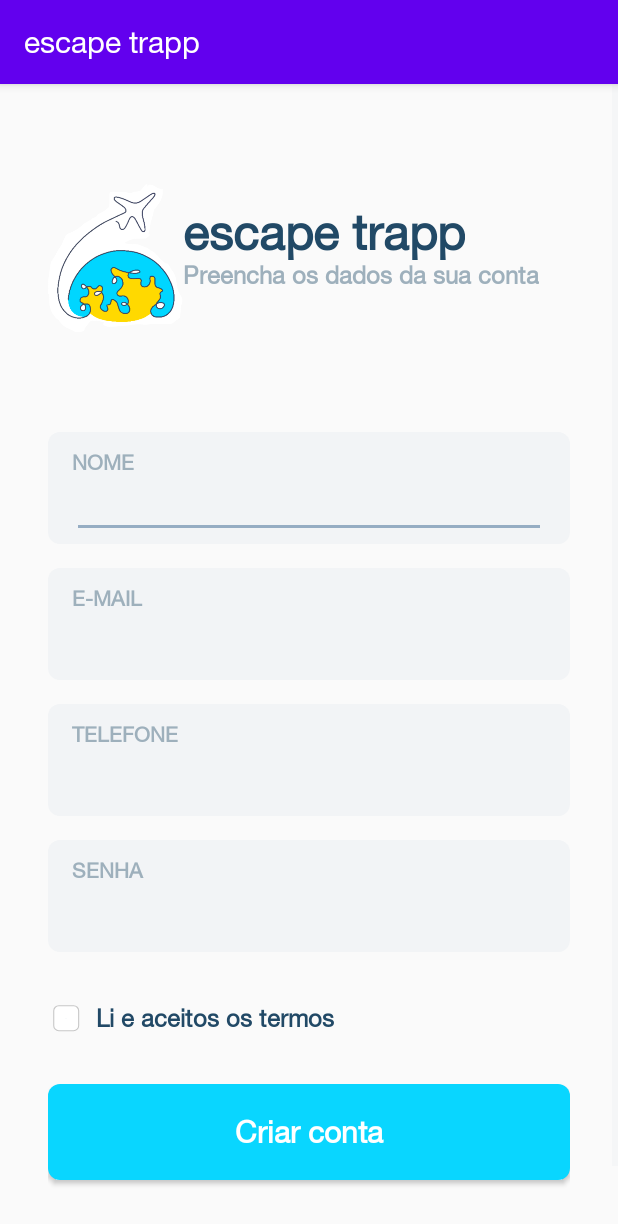
After one commit to karlapsouza/EscapeTrapp, an Android app: the fragment SingUpFragment shown on its own in the app's theme, on a phone screen of 412 x 824 dp. The commit adds this screen. Shown: the top 1224 px of the screen. Run offline under Robolectric (Android 15) with nearby library versions, the phone set to English and light mode, and no system bars.

Commit message:
adicionando tela de criaç±ao de usuário, signup

```diff
--- /dev/null
+++ b/app/src/main/java/com/example/escapetrapp/ui/singUp/SingUpFragment.kt
@@ -0,0 +1,24 @@
+package com.example.escapetrapp.ui.singUp
+
+import android.os.Bundle
+import androidx.fragment.app.Fragment
+import android.view.LayoutInflater
+import android.view.View
+import android.view.ViewGroup
+
+import com.example.escapetrapp.R
+
+/**
+ * A simple [Fragment] subclass.
+ */
+class SingUpFragment : Fragment() {
+
+    override fun onCreateView(
+        inflater: LayoutInflater, container: ViewGroup?,
+        savedInstanceState: Bundle?
+    ): View? {
+        // Inflate the layout for this fragment
+        return inflater.inflate(R.layout.fragment_sign_up, container, false)
+    }
+
+}
--- a/app/src/main/java/com/example/escapetrapp/ui/splash/SplashFragment.kt
+++ b/app/src/main/java/com/example/escapetrapp/ui/splash/SplashFragment.kt
@@ -1,24 +1,28 @@
 package com.example.escapetrapp.ui.splash
 
 import android.os.Bundle
+import android.os.Handler
 import androidx.fragment.app.Fragment
 import android.view.LayoutInflater
 import android.view.View
 import android.view.ViewGroup
+import androidx.navigation.fragment.NavHostFragment
 
 import com.example.escapetrapp.R
 
 /**
  * A simple [Fragment] subclass.
  */
+
 class SplashFragment : Fragment() {
-
     override fun onCreateView(
-        inflater: LayoutInflater, container: ViewGroup?,
-        savedInstanceState: Bundle?
+        inflater: LayoutInflater, container: ViewGroup?, savedInstanceState: Bundle?
     ): View? {
-        // Inflate the layout for this fragment
         return inflater.inflate(R.layout.fragment_splash, container, false)
     }
-
+    override fun onViewCreated(view: View, savedInstanceState: Bundle?) {
+        super.onViewCreated(view, savedInstanceState)
+        Handler().postDelayed({
+        NavHostFragment.findNavController(this) .navigate(R.id.action_splashFragment_to_login_nav_graph)
+    }, 2000) }
 }
--- /dev/null
+++ b/app/src/main/res/anim/anim_form_login.xml
@@ -0,0 +1,8 @@
+<?xm version="1.0" encoding="utf-8"?>
+<set xmlns:android="http://schemas.android.com/apk/res/android"
+    android:fillAfter="true"> <scale
+    android:duration="1000" android:fromXScale="0.5" android:fromYScale="0.5" android:pivotX="50%" android:pivotY="50%" android:toXScale="1" android:toYScale="1" />
+    <alpha
+        android:duration="1000"
+        android:fromAlpha="0.0" android:interpolator="@android:anim/accelerate_interpolator" android:toAlpha="1.0" />
+</set>
--- a/app/src/main/res/layout/activity_main.xml
+++ b/app/src/main/res/layout/activity_main.xml
@@ -16,6 +16,6 @@
         app:layout_constraintLeft_toLeftOf="parent"
         app:layout_constraintRight_toRightOf="parent"
         app:layout_constraintTop_toTopOf="parent"
-        app:navGraph="@navigation/splash_nav_graph" />
+        app:navGraph="@navigation/splash_nav_graph"/>
 
 </androidx.constraintlayout.widget.ConstraintLayout>
--- a/app/src/main/res/layout/fragment_login.xml
+++ b/app/src/main/res/layout/fragment_login.xml
@@ -8,6 +8,7 @@
 
     <ImageView
         android:id="@+id/ivLogoApp"
+        android:transitionName="logoApp"
         android:layout_width="90dp"
         android:layout_height="120dp"
         android:layout_marginStart="32dp"
--- /dev/null
+++ b/app/src/main/res/layout/fragment_sign_up.xml
@@ -0,0 +1,164 @@
+<?xml version="1.0" encoding="utf-8"?>
+<ScrollView xmlns:android="http://schemas.android.com/apk/res/android"
+    xmlns:app="http://schemas.android.com/apk/res-auto"
+    xmlns:tools="http://schemas.android.com/tools"
+    android:layout_width="match_parent"
+    android:layout_height="match_parent"
+    android:orientation="vertical"
+    app:layout_constraintBottom_toBottomOf="parent"
+    app:layout_constraintEnd_toEndOf="parent"
+    app:layout_constraintStart_toStartOf="parent"
+    app:layout_constraintTop_toBottomOf="@+id/tvSubTitleSignUp">
+
+    <LinearLayout
+        android:padding="32dp"
+        android:layout_width="match_parent"
+        android:layout_height="wrap_content"
+        android:orientation="vertical">
+
+        <androidx.constraintlayout.widget.ConstraintLayout
+            android:layout_width="match_parent"
+            android:layout_height="wrap_content">
+
+            <ImageView
+                android:id="@+id/ivLogoApp"
+                android:layout_width="90dp"
+                android:layout_height="168dp"
+                android:src="@drawable/ic_world"
+                app:layout_constraintStart_toStartOf="parent"
+                app:layout_constraintTop_toTopOf="parent" />
+
+            <TextView
+                android:id="@+id/tvAppName"
+                android:layout_width="wrap_content"
+                android:layout_height="wrap_content"
+                android:layout_marginStart="90dp"
+                android:layout_marginTop="48dp"
+                android:fontFamily="@font/helvetica_neue"
+                android:text="@string/app_name"
+                android:textColor="@color/primaryTextColor"
+                android:textSize="32sp"
+                android:textStyle="bold"
+                app:layout_constraintStart_toStartOf="@+id/ivLogoApp"
+                app:layout_constraintTop_toTopOf="@+id/ivLogoApp" />
+
+            <TextView
+                android:id="@+id/tvSubTitleSignUp"
+                android:layout_width="wrap_content"
+                android:layout_height="wrap_content"
+                android:text="@string/signup_subtitle"
+                android:textColor="#9EB0BC"
+                android:textSize="16sp"
+                android:textStyle="bold"
+                app:layout_constraintStart_toStartOf="@+id/tvAppName"
+                app:layout_constraintTop_toBottomOf="@+id/tvAppName" />
+        </androidx.constraintlayout.widget.ConstraintLayout>
+
+
+        <LinearLayout
+            android:layout_marginTop="32dp"
+            android:layout_width="match_parent"
+            android:layout_height="wrap_content"
+            android:orientation="vertical">
+
+
+            <LinearLayout style="@style/container_edit_text">
+
+                <TextView
+                    style="@style/label_edit_text"
+                    android:text="@string/label_username" />
+
+                <EditText
+                    android:id="@+id/etUserNameSignUp"
+                    style="@style/field_edit_text"
+                    tools:text="Karla Pires de Souza Benetti" />
+
+            </LinearLayout>
+
+            <LinearLayout style="@style/container_edit_text">
+
+                <TextView
+                    style="@style/label_edit_text"
+                    android:text="@string/label_email" />
+
+                <EditText
+                    android:id="@+id/etEmailSignUp"
+                    style="@style/field_edit_text"
+                    tools:text="seuemail@apps.com.br" />
+
+            </LinearLayout>
+
+            <LinearLayout style="@style/container_edit_text">
+
+                <TextView
+                    style="@style/label_edit_text"
+                    android:text="@string/label_phone" />
+
+                <EditText
+                    android:id="@+id/etPhoneSignUp"
+                    style="@style/field_edit_text"
+                    tools:text="(11) 999999-999" />
+            </LinearLayout>
+
+            <LinearLayout style="@style/container_edit_text">
+
+                <TextView
+                    style="@style/label_edit_text"
+                    android:text="@string/label_password" />
+
+                <EditText
+                    android:id="@+id/etPasswordSignUp"
+                    style="@style/field_edit_text"
+                    android:inputType="textPassword"
+                    tools:text="xxxxxx" />
+            </LinearLayout>
+
+            <androidx.constraintlayout.widget.ConstraintLayout
+                android:layout_marginTop="16dp"
+                android:layout_marginBottom="16dp"
+                android:layout_width="match_parent"
+                android:layout_height="wrap_content"
+                android:layout_gravity="center_horizontal"
+                android:orientation="horizontal">
+
+                <com.airbnb.lottie.LottieAnimationView
+                    android:id="@+id/cbTermsSignUp"
+                    android:layout_width="24dp"
+                    android:layout_height="24dp"
+                    android:layout_marginBottom="16dp"
+                    app:layout_constraintBottom_toBottomOf="parent"
+                    app:layout_constraintStart_toStartOf="parent"
+                    app:layout_constraintTop_toTopOf="parent"
+                    app:lottie_rawRes="@raw/checkbox_animated" />
+
+                <TextView
+                    android:layout_marginTop="0dp"
+                    android:id="@+id/tvTerms"
+                    style="@style/link"
+                    android:layout_width="0dp"
+                    android:layout_height="wrap_content"
+                    android:layout_gravity="center"
+                    android:layout_marginStart="8dp"
+                    android:text="@string/label_accept_terms"
+                    app:layout_constraintBottom_toBottomOf="@+id/cbTermsSignUp"
+                    app:layout_constraintEnd_toEndOf="parent"
+                    app:layout_constraintStart_toEndOf="@+id/cbTermsSignUp"
+                    app:layout_constraintTop_toTopOf="@+id/cbTermsSignUp" />
+            </androidx.constraintlayout.widget.ConstraintLayout>
+
+            <Button
+                android:id="@+id/btCreateAccount"
+                android:text="@string/button_create_account"
+                style="@style/button"/>
+
+            <TextView
+                android:id="@+id/btLoginSignUp"
+                style="@style/link"
+                android:layout_gravity="center"
+                android:layout_marginStart="8dp"
+                android:text="@string/button_i_have_account" />
+
+        </LinearLayout>
+
+    </LinearLayout>
+</ScrollView>
--- a/app/src/main/res/layout/fragment_splash.xml
+++ b/app/src/main/res/layout/fragment_splash.xml
@@ -7,6 +7,7 @@
 
     <ImageView
         android:id="@+id/ivLogoApp"
+        android:transitionName="logoApp"
         android:layout_width="221dp"
         android:layout_height="237dp"
         android:src="@drawable/ic_world"
@@ -56,4 +57,6 @@
         app:layout_constraintTop_toBottomOf="@+id/ivTextEscape"
         app:layout_constraintVertical_bias="0.0" />
 
+
+
 </androidx.constraintlayout.widget.ConstraintLayout>
--- a/app/src/main/res/navigation/splash_nav_graph.xml
+++ b/app/src/main/res/navigation/splash_nav_graph.xml
@@ -9,7 +9,9 @@
         android:label="SplashFragment" >
         <action
             android:id="@+id/action_splashFragment_to_login_nav_graph"
-            app:destination="@id/login_nav_graph" />
+            app:destination="@id/login_nav_graph"
+            app:popUpTo="@id/splashFragment"
+            app:popUpToInclusive="true" />
         <action
             android:id="@+id/action_splashFragment_to_main_nav_graph"
             app:destination="@id/main_nav_graph" />
--- a/app/src/main/res/values/strings.xml
+++ b/app/src/main/res/values/strings.xml
@@ -6,14 +6,14 @@
 
     <string name="home_select_options">Vamos planejar sua viagem?</string>
 
-    <string name="label_username">SEU NOME</string>
+    <string name="label_username">NOME</string>
     <string name="label_phone">TELEFONE</string>
     <string name="label_email">E-MAIL</string>
     <string name="label_password">SENHA</string>
     <string name="label_accept_terms">Li e aceitos os termos</string>
     <string name="label_terms">Termos de uso</string>
 
-    <string name="label_create_account">Criar minha conta</string>
+    <string name="label_create_account">Criar conta</string>
     <string name="label_reset_password">Esqueci minha senha</string>
 
     <string name="logo_app_content_desc">Logo app</string>
@@ -25,4 +25,7 @@
 
     <string name="signup_subtitle">Preencha os dados da sua conta</string>
 
+    <!-- TODO: Remove or change this placeholder text -->
+    <string name="hello_blank_fragment">Hello blank fragment</string>
+
 </resources>
```
Also changed, not shown: app/src/main/res/raw/checkbox_animated.json (added, +1 -0 lines).
